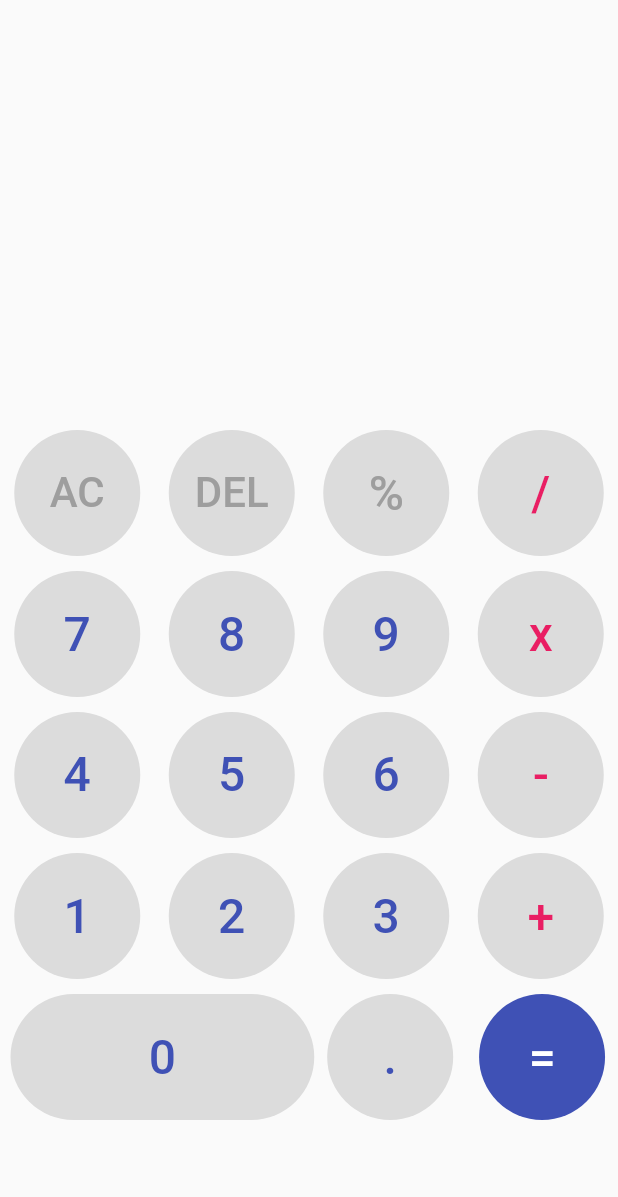
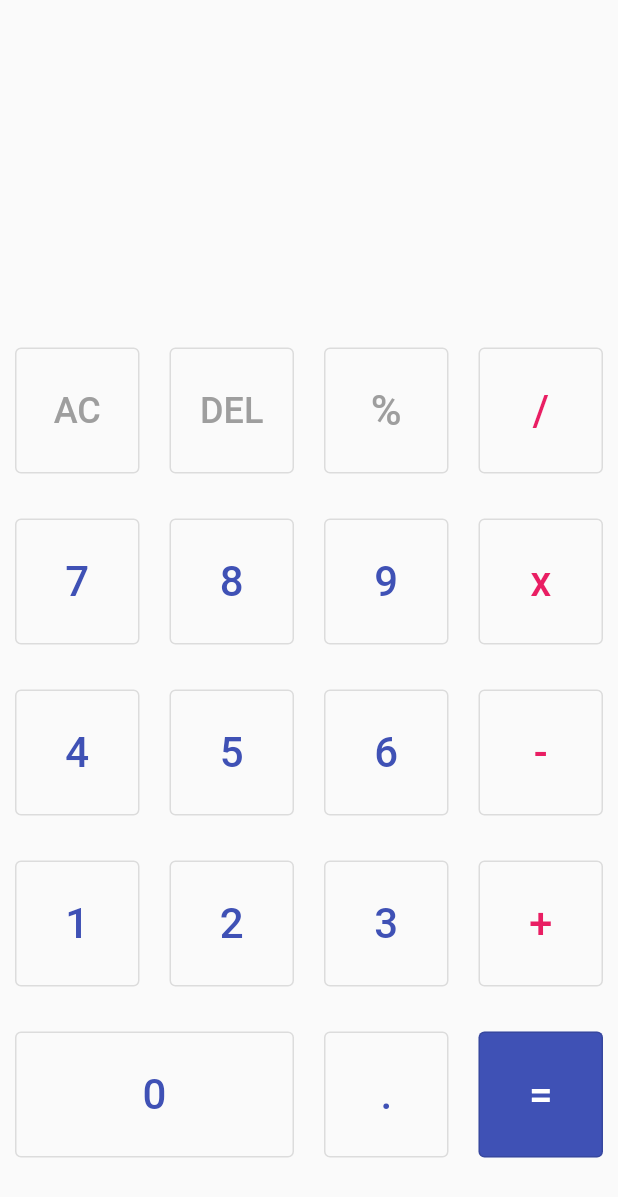
Before and after one commit to pureduck2/calculator, a Flutter app: the screen it shows after launch, on a phone screen of 412 x 824 dp. Shown: the top 1197 px of the screen. Run offline on Flutter 3.47's test engine with Material 2 defaults, Android fonts, the phone set to English and light mode, and no system bars; our stand-ins replace math_expressions.

Commit message:
Change app ui a bit

```diff
--- a/lib/screens/calculator.dart
+++ b/lib/screens/calculator.dart
@@ -132,9 +132,9 @@ class _CalculatorState extends State<Calculator> {
 
     List<Button> buttons = <Button>[
       Button('AC',
-          onPressed: clear, foregroundColor: Colors.grey, fontSize: 28),
+          onPressed: clear, foregroundColor: Colors.grey, fontSize: 24),
       Button('DEL',
-          onPressed: delete, foregroundColor: Colors.grey, fontSize: 28),
+          onPressed: delete, foregroundColor: Colors.grey, fontSize: 24),
       Button('%', onPressed: appendOrReplace, foregroundColor: Colors.grey),
       Button('/', onPressed: appendOrReplace, foregroundColor: Colors.pink),
       Button('7'),
@@ -178,8 +178,8 @@ class _CalculatorState extends State<Calculator> {
         children: <Widget>[
           Column(
             children: <Widget>[
-          Equation(text: secondEquation, color: Colors.pink),
-          Equation(text: mainEquation, fontSize: 72),
+              Equation(text: secondEquation, color: Colors.pink),
+              Equation(text: mainEquation, fontSize: 72),
             ],
           ),
           Column(
@@ -193,7 +193,6 @@ class _CalculatorState extends State<Calculator> {
               Row(children: sublistButtons(12, 16)),
               const SizedBox(height: 10),
               Row(children: <Widget>[
-                const SizedBox(width: 7),
                 // It doesn't look right, but whatever
                 ...sublistButtons(16, 19)
               ]),
--- a/lib/widgets/button.dart
+++ b/lib/widgets/button.dart
@@ -7,8 +7,8 @@ class Button extends StatelessWidget {
       this.shape = const CircleBorder(),
       this.onPressed,
       this.foregroundColor,
-      this.backgroundColor = Colors.black12,
-      this.fontSize = 32});
+      this.backgroundColor,
+      this.fontSize = 28});
 
   final String text;
   final int flex;
@@ -27,20 +27,23 @@ class Button extends StatelessWidget {
   Widget build(BuildContext context) {
     return Expanded(
       flex: flex,
-      child: TextButton(
+      child: Padding(
+        padding: const EdgeInsets.all(10.0),
+        child: OutlinedButton(
           onPressed: () {
             onPressed?.call(this);
           },
-        style: TextButton.styleFrom(
-            shape: shape,
+          style: OutlinedButton.styleFrom(
             minimumSize: const Size.fromHeight(84),
             foregroundColor: foregroundColor,
-            backgroundColor: backgroundColor),
+            backgroundColor: backgroundColor,
+          ),
           child: Text(
             text,
             style: TextStyle(fontSize: fontSize),
           ),
         ),
+      ),
     );
   }
 }
--- a/lib/widgets/equation.dart
+++ b/lib/widgets/equation.dart
@@ -4,7 +4,7 @@ class Equation extends StatelessWidget {
   const Equation(
       {super.key,
       required this.text,
-      this.fontSize = 24,
+      this.fontSize = 28,
       this.color = Colors.black});
 
   final String? text;
```
Lines whose indentation alone changed are shown as unchanged.
